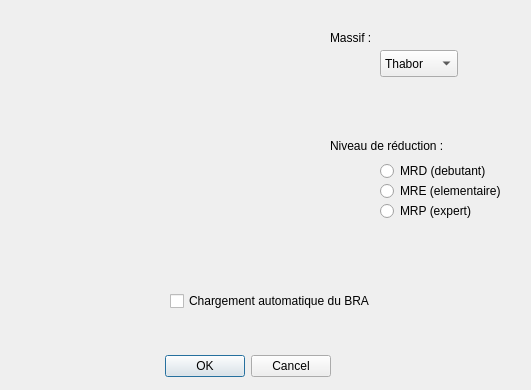
First picture: the form in src/OPERA_dialog_base.ui, repository azarz/OPERA, before the edit.
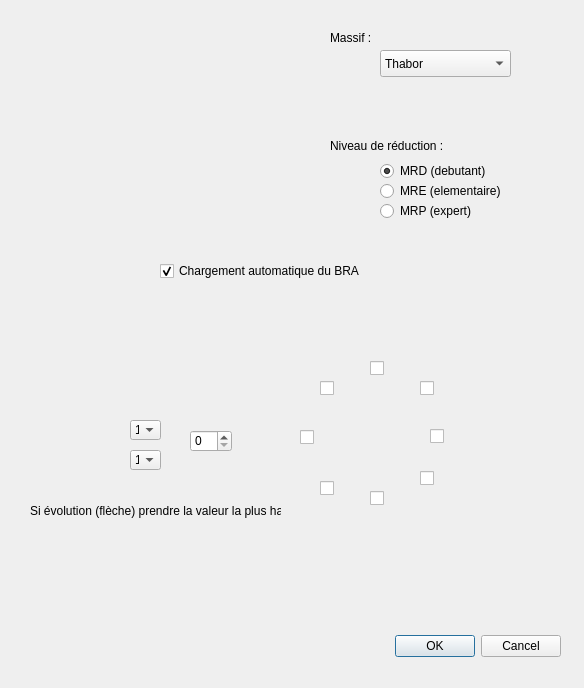
Second picture: the form after the edit. Icons and pictures are not drawn.

Commit message: interrface BRA

Diff of the .ui file:
```diff
--- a/src/OPERA_dialog_base.ui
+++ b/src/OPERA_dialog_base.ui
@@ -6,8 +6,8 @@
    <rect>
     <x>0</x>
     <y>0</y>
-    <width>531</width>
-    <height>390</height>
+    <width>584</width>
+    <height>688</height>
    </rect>
   </property>
   <property name="windowTitle">
@@ -16,8 +16,8 @@
   <widget class="QDialogButtonBox" name="button_box">
    <property name="geometry">
     <rect>
-     <x>-10</x>
-     <y>350</y>
+     <x>220</x>
+     <y>630</y>
      <width>341</width>
      <height>32</height>
     </rect>
@@ -57,6 +57,9 @@
    <property name="text">
     <string>MRD (debutant)</string>
    </property>
+   <property name="checked">
+    <bool>true</bool>
+   </property>
    <attribute name="buttonGroup">
     <string notr="true">radio_niveau</string>
    </attribute>
@@ -80,8 +83,8 @@
   <widget class="QCheckBox" name="checkBox">
    <property name="geometry">
     <rect>
-     <x>170</x>
-     <y>290</y>
+     <x>160</x>
+     <y>260</y>
      <width>271</width>
      <height>22</height>
     </rect>
@@ -89,13 +92,16 @@
    <property name="text">
     <string>Chargement automatique du BRA</string>
    </property>
+   <property name="checked">
+    <bool>true</bool>
+   </property>
   </widget>
   <widget class="QComboBox" name="massifs">
    <property name="geometry">
     <rect>
      <x>380</x>
      <y>50</y>
-     <width>78</width>
+     <width>131</width>
      <height>27</height>
     </rect>
    </property>
@@ -175,6 +181,235 @@
     <string>Massif :</string>
    </property>
   </widget>
+  <widget class="QLabel" name="label_4">
+   <property name="geometry">
+    <rect>
+     <x>100</x>
+     <y>380</y>
+     <width>111</width>
+     <height>111</height>
+    </rect>
+   </property>
+   <property name="text">
+    <string/>
+   </property>
+   <property name="pixmap">
+    <pixmap>mont.PNG</pixmap>
+   </property>
+  </widget>
+  <widget class="QLabel" name="label_5">
+   <property name="geometry">
+    <rect>
+     <x>320</x>
+     <y>380</y>
+     <width>161</width>
+     <height>111</height>
+    </rect>
+   </property>
+   <property name="text">
+    <string/>
+   </property>
+   <property name="pixmap">
+    <pixmap>rose.png</pixmap>
+   </property>
+  </widget>
+  <widget class="QCheckBox" name="N">
+   <property name="geometry">
+    <rect>
+     <x>370</x>
+     <y>360</y>
+     <width>70</width>
+     <height>17</height>
+    </rect>
+   </property>
+   <property name="text">
+    <string/>
+   </property>
+  </widget>
+  <widget class="QCheckBox" name="NE">
+   <property name="geometry">
+    <rect>
+     <x>420</x>
+     <y>380</y>
+     <width>70</width>
+     <height>17</height>
+    </rect>
+   </property>
+   <property name="text">
+    <string/>
+   </property>
+  </widget>
+  <widget class="QCheckBox" name="E">
+   <property name="geometry">
+    <rect>
+     <x>430</x>
+     <y>426</y>
+     <width>70</width>
+     <height>21</height>
+    </rect>
+   </property>
+   <property name="text">
+    <string/>
+   </property>
+  </widget>
+  <widget class="QCheckBox" name="SE">
+   <property name="geometry">
+    <rect>
+     <x>420</x>
+     <y>470</y>
+     <width>70</width>
+     <height>17</height>
+    </rect>
+   </property>
+   <property name="text">
+    <string/>
+   </property>
+  </widget>
+  <widget class="QCheckBox" name="S">
+   <property name="geometry">
+    <rect>
+     <x>370</x>
+     <y>490</y>
+     <width>70</width>
+     <height>17</height>
+    </rect>
+   </property>
+   <property name="text">
+    <string/>
+   </property>
+  </widget>
+  <widget class="QCheckBox" name="SO">
+   <property name="geometry">
+    <rect>
+     <x>320</x>
+     <y>480</y>
+     <width>70</width>
+     <height>17</height>
+    </rect>
+   </property>
+   <property name="text">
+    <string/>
+   </property>
+  </widget>
+  <widget class="QCheckBox" name="O">
+   <property name="geometry">
+    <rect>
+     <x>300</x>
+     <y>427</y>
+     <width>70</width>
+     <height>20</height>
+    </rect>
+   </property>
+   <property name="text">
+    <string/>
+   </property>
+  </widget>
+  <widget class="QCheckBox" name="NO">
+   <property name="geometry">
+    <rect>
+     <x>320</x>
+     <y>380</y>
+     <width>70</width>
+     <height>17</height>
+    </rect>
+   </property>
+   <property name="text">
+    <string/>
+   </property>
+  </widget>
+  <widget class="QLabel" name="label_6">
+   <property name="geometry">
+    <rect>
+     <x>30</x>
+     <y>490</y>
+     <width>251</width>
+     <height>41</height>
+    </rect>
+   </property>
+   <property name="text">
+    <string>Si évolution (flèche) prendre la valeur la plus haute</string>
+   </property>
+  </widget>
+  <widget class="QComboBox" name="riskHigh">
+   <property name="geometry">
+    <rect>
+     <x>130</x>
+     <y>420</y>
+     <width>31</width>
+     <height>20</height>
+    </rect>
+   </property>
+   <item>
+    <property name="text">
+     <string>1</string>
+    </property>
+   </item>
+   <item>
+    <property name="text">
+     <string>2</string>
+    </property>
+   </item>
+   <item>
+    <property name="text">
+     <string>3</string>
+    </property>
+   </item>
+   <item>
+    <property name="text">
+     <string>4</string>
+    </property>
+   </item>
+   <item>
+    <property name="text">
+     <string>5</string>
+    </property>
+   </item>
+  </widget>
+  <widget class="QComboBox" name="riskLow">
+   <property name="geometry">
+    <rect>
+     <x>130</x>
+     <y>450</y>
+     <width>31</width>
+     <height>20</height>
+    </rect>
+   </property>
+   <item>
+    <property name="text">
+     <string>1</string>
+    </property>
+   </item>
+   <item>
+    <property name="text">
+     <string>2</string>
+    </property>
+   </item>
+   <item>
+    <property name="text">
+     <string>3</string>
+    </property>
+   </item>
+   <item>
+    <property name="text">
+     <string>4</string>
+    </property>
+   </item>
+   <item>
+    <property name="text">
+     <string>5</string>
+    </property>
+   </item>
+  </widget>
+  <widget class="QSpinBox" name="altiThresh">
+   <property name="geometry">
+    <rect>
+     <x>190</x>
+     <y>430</y>
+     <width>42</width>
+     <height>22</height>
+    </rect>
+   </property>
+  </widget>
   <zorder>label</zorder>
   <zorder>button_box</zorder>
   <zorder>radio_MRE</zorder>
```
Left out of the diff: 18 changed lines with no effect on the pictures. The commit also changes 2 other files.
